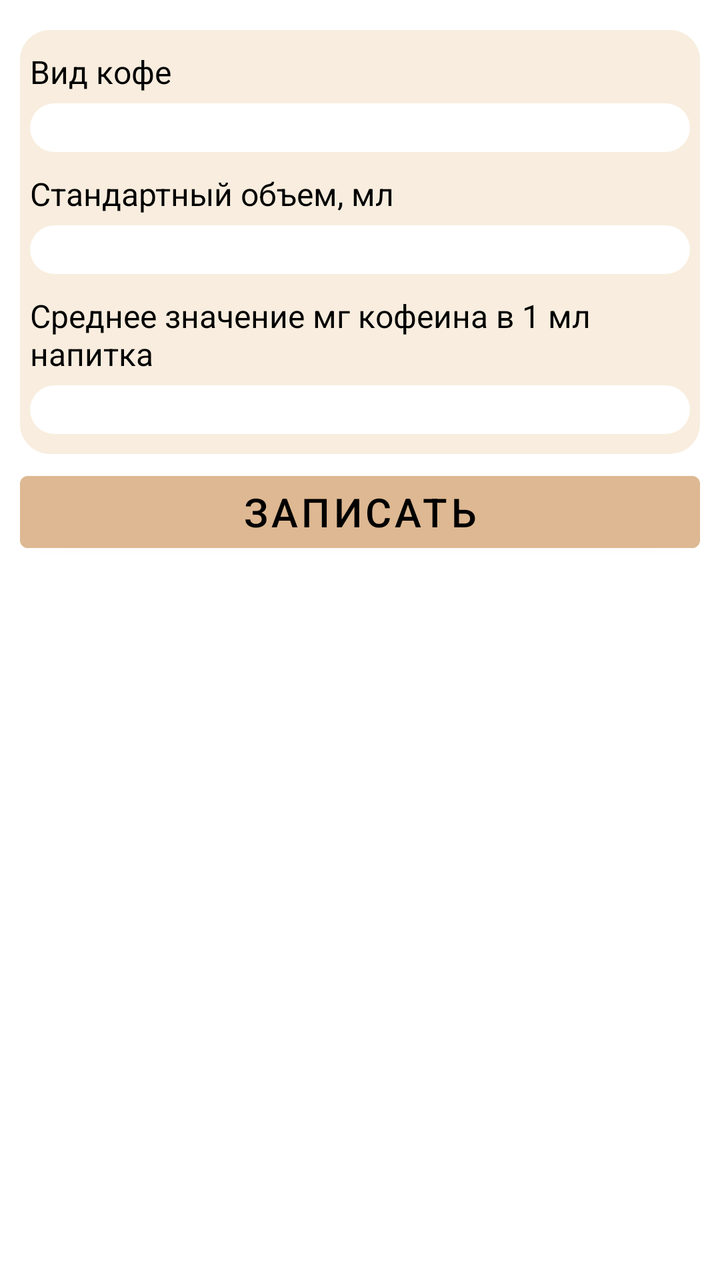
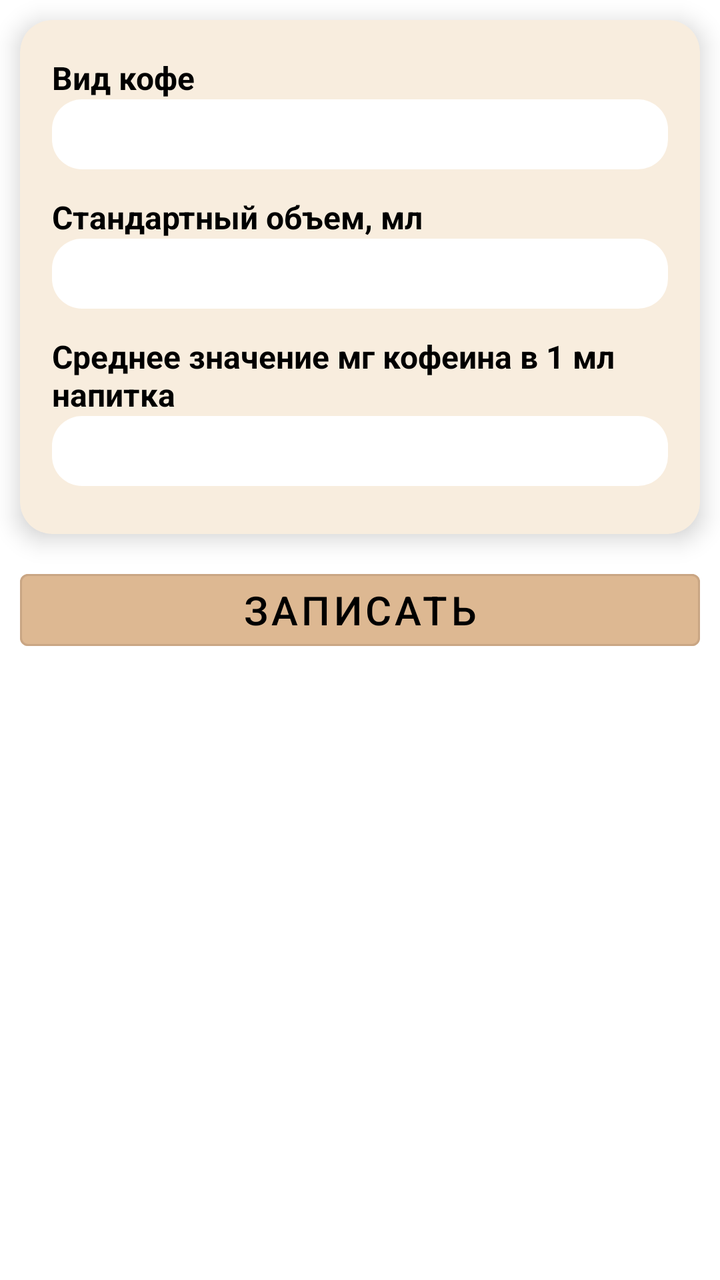

Compare the two renders of this Android layout. The source of the first and the diff that turns it into the second are given below.
<!-- AndroidManifest.xml: application theme Theme.Coffies -->
<!-- res/layout/fragment_coffee_type.xml -->
<?xml version="1.0" encoding="utf-8"?>
<RelativeLayout xmlns:android="http://schemas.android.com/apk/res/android"
    android:layout_width="match_parent"
    android:layout_height="match_parent"
    xmlns:tools="http://schemas.android.com/tools"
    android:padding="10dp"
    android:background="@color/white"
    tools:context=".ui.coffeetype.CoffeeTypeFragment">

    <LinearLayout
        android:layout_width="match_parent"
        android:layout_height="wrap_content"
        android:orientation="vertical"
        android:id="@+id/info_container"
        android:background="@drawable/rounded_corners"
        android:layout_marginTop="5dp">

        <TextView
            android:layout_width="wrap_content"
            android:layout_height="wrap_content"
            android:text="@string/coffee_type"
            android:textColor="@color/black"
            android:textSize="16sp"
            android:layout_marginTop="10dp"
            android:layout_marginStart="5dp"
            android:layout_marginEnd="5dp" />

        <EditText
            android:id="@+id/name_input"
            android:layout_width="match_parent"
            android:layout_height="wrap_content"
            android:background="@drawable/rounded_corners_white"
            android:inputType="textCapSentences"
            android:layout_marginTop="5dp"
            android:layout_marginStart="5dp"
            android:layout_marginEnd="5dp"
            android:paddingStart="12dp"
            android:paddingEnd="12dp" />

        <TextView
            android:layout_width="wrap_content"
            android:layout_height="wrap_content"
            android:text="@string/default_volume_ml"
            android:textColor="@color/black"
            android:textSize="16sp"
            android:layout_marginTop="10dp"
            android:layout_marginStart="5dp"
            android:layout_marginEnd="5dp" />

        <EditText
            android:id="@+id/default_volume_input"
            android:layout_width="match_parent"
            android:layout_height="wrap_content"
            android:background="@drawable/rounded_corners_white"
            android:inputType="number"
            android:layout_marginTop="5dp"
            android:layout_marginStart="5dp"
            android:layout_marginEnd="5dp"
            android:paddingStart="12dp"
            android:paddingEnd="12dp" />

        <TextView
            android:layout_width="wrap_content"
            android:layout_height="wrap_content"
            android:text="@string/default_caffeine_mg_ml"
            android:textColor="@color/black"
            android:textSize="16sp"
            android:layout_marginTop="10dp"
            android:layout_marginStart="5dp"
            android:layout_marginEnd="5dp"/>

        <EditText
            android:id="@+id/default_caffeine_input"
            android:layout_width="match_parent"
            android:layout_height="wrap_content"
            android:background="@drawable/rounded_corners_white"
            android:inputType="numberDecimal"
            android:layout_marginTop="5dp"
            android:layout_marginStart="5dp"
            android:layout_marginEnd="5dp"
            android:layout_marginBottom="10dp"
            android:paddingStart="12dp"
            android:paddingEnd="12dp" />

    </LinearLayout>

    <Button
        android:id="@+id/save_type_button"
        android:layout_width="match_parent"
        android:layout_height="wrap_content"
        android:layout_marginTop="5dp"
        android:backgroundTint="@color/dark_beige"
        android:text="@string/save"
        android:layout_below="@id/info_container"
        android:textColor="@color/black"
        android:textSize="20sp" />
</RelativeLayout>
<!-- resources referenced by this layout -->
<resources>
  <color name="black">#FF000000</color>
  <color name="dark_beige">#DDB892</color>
  <color name="white">#FFFFFFFF</color>
  <!-- drawable rounded_corners (drawable) -->
  <?xml version="1.0" encoding="utf-8"?>
  <shape xmlns:android="http://schemas.android.com/apk/res/android"
      android:shape="rectangle">
      <corners android:radius="15dp" />
      <solid android:color="@color/light_beige" />
  </shape>
  <!-- drawable rounded_corners_white (drawable) -->
  <?xml version="1.0" encoding="utf-8"?>
  <shape xmlns:android="http://schemas.android.com/apk/res/android"
      android:shape="rectangle">
      <corners android:radius="15dp" />
      <solid android:color="@color/white" />
  </shape>
  <string name="coffee_type">Вид кофе</string>
  <string name="default_caffeine_mg_ml">Среднее значение мг кофеина в 1 мл напитка</string>
  <string name="default_volume_ml">Стандартный объем, мл</string>
  <string name="save">Записать</string>
  <style name="Theme.Coffies" parent="Theme.MaterialComponents.Light">
          <item name="colorPrimary">@color/white</item>
          <item name="colorPrimaryVariant">@color/light_beige</item>
          <item name="colorOnSurface">@color/brown</item>
          <item name="colorAccent">@color/dark_beige</item>
  
          <item name="android:windowBackground">@color/white</item>
          <item name="android:statusBarColor">@color/white</item>
          <item name="android:windowLightStatusBar">true</item>
          <item name="android:navigationBarColor">@color/brown</item>
          <item name="android:windowLightNavigationBar">true</item>
  
      </style>
  <color name="light_beige">#F8EDDE</color>
  <color name="brown">#3E2723</color>
</resources>

<!-- the commit's change to res/layout/fragment_coffee_type.xml (unified diff, before → after) -->
@@ -1,97 +1,117 @@
 <?xml version="1.0" encoding="utf-8"?>
-<RelativeLayout xmlns:android="http://schemas.android.com/apk/res/android"
+<androidx.core.widget.NestedScrollView xmlns:android="http://schemas.android.com/apk/res/android"
+    xmlns:app="http://schemas.android.com/apk/res-auto"
     android:layout_width="match_parent"
     android:layout_height="match_parent"
-    xmlns:tools="http://schemas.android.com/tools"
+    android:background="@color/white"
     android:padding="10dp"
-    android:background="@color/white"
-    tools:context=".ui.coffeetype.CoffeeTypeFragment">
+    android:clipToPadding="false"
+    android:clipChildren="false">
 
     <LinearLayout
         android:layout_width="match_parent"
         android:layout_height="wrap_content"
         android:orientation="vertical"
-        android:id="@+id/info_container"
-        android:background="@drawable/rounded_corners"
-        android:layout_marginTop="5dp">
+        android:gravity="center_horizontal">
 
-        <TextView
-            android:layout_width="wrap_content"
-            android:layout_height="wrap_content"
-            android:text="@string/coffee_type"
-            android:textColor="@color/black"
-            android:textSize="16sp"
-            android:layout_marginTop="10dp"
-            android:layout_marginStart="5dp"
-            android:layout_marginEnd="5dp" />
-
-        <EditText
-            android:id="@+id/name_input"
+        <androidx.cardview.widget.CardView
             android:layout_width="match_parent"
             android:layout_height="wrap_content"
-            android:background="@drawable/rounded_corners_white"
-            android:inputType="textCapSentences"
-            android:layout_marginTop="5dp"
-            android:layout_marginStart="5dp"
-            android:layout_marginEnd="5dp"
-            android:paddingStart="12dp"
-            android:paddingEnd="12dp" />
+            android:layout_marginBottom="10dp"
+            app:cardCornerRadius="16dp"
+            app:cardElevation="7dp"
+            app:cardBackgroundColor="@color/light_beige">
 
-        <TextView
-            android:layout_width="wrap_content"
-            android:layout_height="wrap_content"
-            android:text="@string/default_volume_ml"
-            android:textColor="@color/black"
-            android:textSize="16sp"
-            android:layout_marginTop="10dp"
-            android:layout_marginStart="5dp"
-            android:layout_marginEnd="5dp" />
+            <LinearLayout
+                android:id="@+id/info_container"
+                android:layout_width="match_parent"
+                android:layout_height="wrap_content"
+                android:orientation="vertical"
+                android:paddingTop="10dp"
+                android:paddingBottom="16dp"
+                android:paddingStart="16dp"
+                android:paddingEnd="16dp">
 
-        <EditText
-            android:id="@+id/default_volume_input"
+                
+                <TextView
+                    android:layout_width="wrap_content"
+                    android:layout_height="wrap_content"
+                    android:text="@string/coffee_type"
+                    android:textColor="@color/black"
+                    android:textSize="16sp"
+                    android:textStyle="bold"
+                    android:layout_gravity="start"
+                    android:layout_marginTop="8dp"/>
+
+                <EditText
+                    android:id="@+id/name_input"
+                    android:layout_width="match_parent"
+                    android:layout_height="35dp"
+                    android:background="@drawable/rounded_corners_white_background"
+                    android:inputType="textCapSentences"
+                    android:textSize="16sp"
+                    android:layout_marginBottom="5dp"
+                    android:paddingStart="12dp"
+                    android:paddingEnd="12dp"/>
+
+                
+                <TextView
+                    android:layout_width="wrap_content"
+                    android:layout_height="wrap_content"
+                    android:text="@string/default_volume_ml"
+                    android:textColor="@color/black"
+                    android:textSize="16sp"
+                    android:textStyle="bold"
+                    android:layout_gravity="start"
+                    android:layout_marginTop="8dp"/>
+
+                <EditText
+                    android:id="@+id/default_volume_input"
+                    android:layout_width="match_parent"
+                    android:layout_height="35dp"
+                    android:background="@drawable/rounded_corners_white_background"
+                    android:inputType="number"
+                    android:textSize="16sp"
+                    android:layout_marginBottom="5dp"
+                    android:paddingStart="12dp"
+                    android:paddingEnd="12dp"/>
+
+                
+                <TextView
+                    android:layout_width="wrap_content"
+                    android:layout_height="wrap_content"
+                    android:text="@string/default_caffeine_mg_ml"
+                    android:textColor="@color/black"
+                    android:textSize="16sp"
+                    android:textStyle="bold"
+                    android:layout_gravity="start"
+                    android:layout_marginTop="8dp"/>
+
+                <EditText
+                    android:id="@+id/default_caffeine_input"
+                    android:layout_width="match_parent"
+                    android:layout_height="35dp"
+                    android:background="@drawable/rounded_corners_white_background"
+                    android:inputType="numberDecimal"
+                    android:textSize="16sp"
+                    android:layout_marginBottom="8dp"
+                    android:paddingStart="12dp"
+                    android:paddingEnd="12dp"/>
+            </LinearLayout>
+        </androidx.cardview.widget.CardView>
+
+        <Button
+            android:id="@+id/save_type_button"
             android:layout_width="match_parent"
             android:layout_height="wrap_content"
-            android:background="@drawable/rounded_corners_white"
-            android:inputType="number"
-            android:layout_marginTop="5dp"
-            android:layout_marginStart="5dp"
-            android:layout_marginEnd="5dp"
-            android:paddingStart="12dp"
-            android:paddingEnd="12dp" />
-
-        <TextView
-            android:layout_width="wrap_content"
-            android:layout_height="wrap_content"
-            android:text="@string/default_caffeine_mg_ml"
+            android:backgroundTint="@color/dark_beige"
+            android:text="@string/save"
             android:textColor="@color/black"
-            android:textSize="16sp"
-            android:layout_marginTop="10dp"
-            android:layout_marginStart="5dp"
-            android:layout_marginEnd="5dp"/>
-
-        <EditText
-            android:id="@+id/default_caffeine_input"
-            android:layout_width="match_parent"
-            android:layout_height="wrap_content"
-            android:background="@drawable/rounded_corners_white"
-            android:inputType="numberDecimal"
-            android:layout_marginTop="5dp"
-            android:layout_marginStart="5dp"
-            android:layout_marginEnd="5dp"
+            android:textSize="20sp"
+            android:layout_marginTop="4dp"
             android:layout_marginBottom="10dp"
-            android:paddingStart="12dp"
-            android:paddingEnd="12dp" />
+            android:fontFamily="sans-serif-medium"
+            style="@style/Widget.MaterialComponents.Button.OutlinedButton" />
 
     </LinearLayout>
-
-    <Button
-        android:id="@+id/save_type_button"
-        android:layout_width="match_parent"
-        android:layout_height="wrap_content"
-        android:layout_marginTop="5dp"
-        android:backgroundTint="@color/dark_beige"
-        android:text="@string/save"
-        android:layout_below="@id/info_container"
-        android:textColor="@color/black"
-        android:textSize="20sp" />
-</RelativeLayout>
+</androidx.core.widget.NestedScrollView>
<!-- resource entries referenced after the edit -->
@@ -3,14 +3,7 @@
   <color name="black">#FF000000</color>
   <color name="dark_beige">#DDB892</color>
   <color name="white">#FFFFFFFF</color>
-  <!-- drawable rounded_corners (drawable) -->
-  <?xml version="1.0" encoding="utf-8"?>
-  <shape xmlns:android="http://schemas.android.com/apk/res/android"
-      android:shape="rectangle">
-      <corners android:radius="15dp" />
-      <solid android:color="@color/light_beige" />
-  </shape>
-  <!-- drawable rounded_corners_white (drawable) -->
+  <!-- drawable rounded_corners_white_background (drawable) -->
   <?xml version="1.0" encoding="utf-8"?>
   <shape xmlns:android="http://schemas.android.com/apk/res/android"
       android:shape="rectangle">
